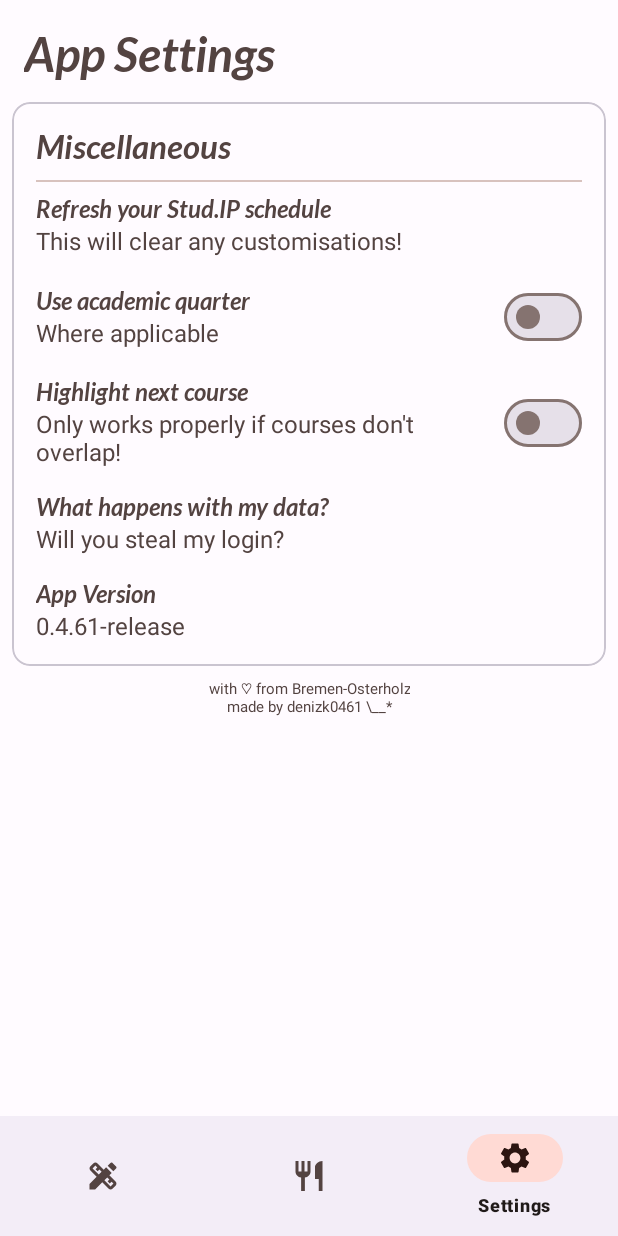
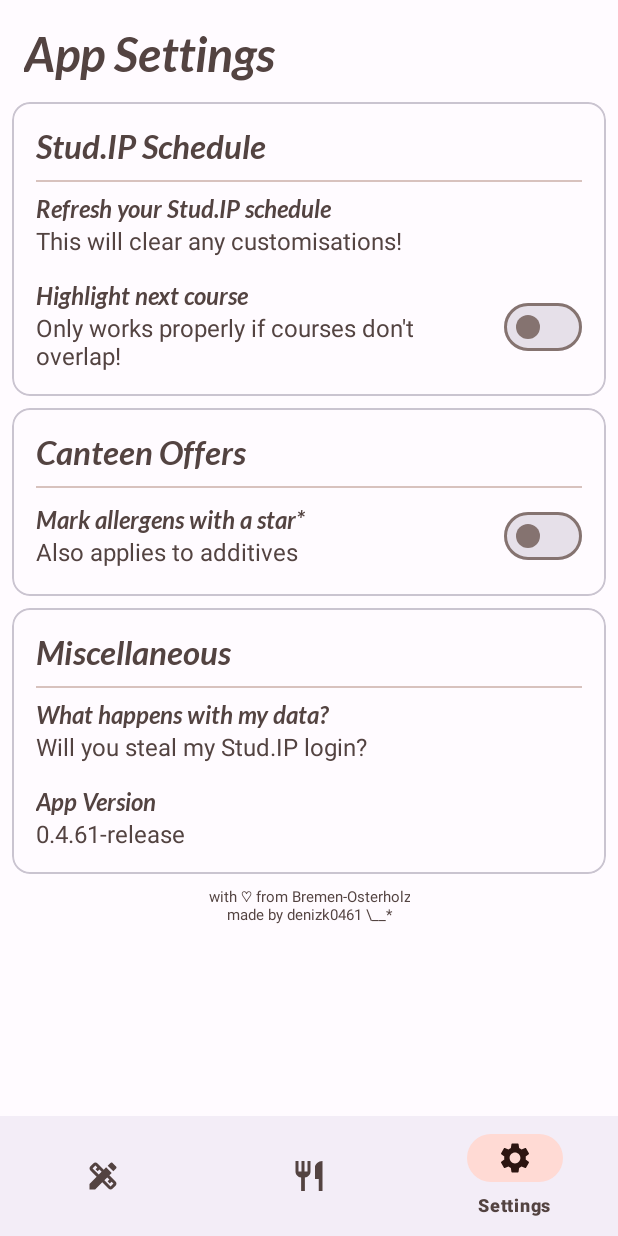
Before and after one commit to denizk0461/weserplaner, an Android app: the screen it shows after launch (MainActivity), item 3 of the bottom bar chosen, on a phone screen of 412 x 824 dp. Run offline under Robolectric (Android 15) with nearby library versions, the phone set to English and light mode, and no system bars; our stand-ins replace Room's generated code.

Commit message:
Added colour to StudIPEvent.kt to implement at a later date in an effort to prepare the app for release without needing to migrate (= nuke) the database once the functionality will be implemented

```diff
--- a/app/src/main/java/com/denizk0461/studip/db/AppDatabase.kt
+++ b/app/src/main/java/com/denizk0461/studip/db/AppDatabase.kt
@@ -17,7 +17,7 @@ import com.denizk0461.studip.model.*
         OfferCategory::class,
         OfferItem::class
     ],
-    version = 11,
+    version = 12,
 )
 abstract class AppDatabase : RoomDatabase() {
 
--- /dev/null
+++ b/app/src/main/java/com/denizk0461/studip/model/StudIPColour.kt
@@ -0,0 +1,26 @@
+package com.denizk0461.studip.model
+
+import com.denizk0461.studip.R
+
+/**
+ * Enumeration used to save and apply custom colours to Stud.IP events.
+ * TODO finish implementation
+ *
+ * @param colourId  resource ID of the colour
+ */
+enum class StudIPColour(val colourId: Int) {
+
+    DEFAULT(R.attr.scheduleColorDefault);
+
+    companion object {
+
+        /**
+         * Retrieve a StudIPColour object by its ordinal.
+         *
+         * @param ordinal   numeric position of the colour in the enumeration
+         * @return          enum object
+         */
+        fun getEnumValue(ordinal: Int): StudIPColour =
+            StudIPColour.values()[ordinal]
+    }
+}
--- a/app/src/main/java/com/denizk0461/studip/model/StudIPEvent.kt
+++ b/app/src/main/java/com/denizk0461/studip/model/StudIPEvent.kt
@@ -24,7 +24,7 @@ data class StudIPEvent(
     val day: Int,
     val timeslotStart: String,
     val timeslotEnd: String,
-    val colour: String = "000000",
+    val colour: Int = 0,
 ) {
 
     /**
--- a/app/src/main/res/layout/content_main.xml
+++ b/app/src/main/res/layout/content_main.xml
@@ -43,6 +43,7 @@
         android:layout_height="wrap_content"
         app:menu="@menu/nav_view_items"
         app:labelVisibilityMode="selected"
+        app:itemTextColor="?attr/colorOnSurfaceVariant"
         app:layout_constraintBottom_toBottomOf="parent"
         app:layout_constraintStart_toStartOf="parent"
         app:layout_constraintEnd_toEndOf="parent"/>
--- a/app/src/main/res/layout/fragment_settings.xml
+++ b/app/src/main/res/layout/fragment_settings.xml
@@ -11,6 +11,7 @@
         android:layout_height="match_parent"
         android:orientation="vertical">
 
+        <!-- Stud.IP schedule settings -->
         <com.google.android.material.card.MaterialCardView
             android:layout_width="match_parent"
             android:layout_height="wrap_content"
@@ -30,7 +31,7 @@
                     android:layout_marginBottom="8dp"
                     android:textSize="22sp"
                     android:fontFamily="@font/lato_bolditalic"
-                    android:text="@string/settings_misc"
+                    android:text="@string/settings_schedule"
                     android:layout_marginTop="16dp"
                     android:layout_marginHorizontal="16dp"/>
 
@@ -40,7 +41,7 @@
                     android:layout_height="wrap_content"
                     android:layout_marginHorizontal="16dp"/>
 
-                <!-- App version -->
+                <!-- Refresh schedule -->
                 <androidx.appcompat.widget.LinearLayoutCompat
                     android:id="@+id/button_refresh_schedule"
                     android:layout_width="match_parent"
@@ -66,49 +67,6 @@
                         android:text="@string/refresh_schedule_subtitle"/>
 
                 </androidx.appcompat.widget.LinearLayoutCompat>
-
-                <!-- Academic quarter -->
-                <androidx.constraintlayout.widget.ConstraintLayout
-                    android:id="@+id/layout_quarter"
-                    android:layout_width="match_parent"
-                    android:layout_height="wrap_content"
-                    android:paddingHorizontal="16dp"
-                    android:paddingVertical="8dp">
-
-                    <androidx.appcompat.widget.LinearLayoutCompat
-                        android:layout_width="0dp"
-                        android:layout_height="wrap_content"
-                        android:orientation="vertical"
-                        app:layout_constraintTop_toTopOf="parent"
-                        app:layout_constraintStart_toStartOf="parent"
-                        app:layout_constraintBottom_toBottomOf="parent"
-                        app:layout_constraintEnd_toStartOf="@+id/switch_quarter"
-                        android:layout_marginEnd="8dp">
-
-                        <TextView
-                            android:layout_width="wrap_content"
-                            android:layout_height="wrap_content"
-                            android:textSize="16sp"
-                            android:fontFamily="@font/lato_bolditalic"
-                            android:text="@string/settings_quarter_title"/>
-
-                        <TextView
-                            android:layout_width="wrap_content"
-                            android:layout_height="wrap_content"
-                            android:textSize="16sp"
-                            android:text="@string/settings_quarter_subtitle"/>
-
-                    </androidx.appcompat.widget.LinearLayoutCompat>
-
-                    <com.google.android.material.materialswitch.MaterialSwitch
-                        android:id="@+id/switch_quarter"
-                        android:layout_width="wrap_content"
-                        android:layout_height="wrap_content"
-                        app:layout_constraintTop_toTopOf="parent"
-                        app:layout_constraintEnd_toEndOf="parent"
-                        app:layout_constraintBottom_toBottomOf="parent"/>
-
-                </androidx.constraintlayout.widget.ConstraintLayout>
 
                 <!-- Highlight course -->
                 <androidx.constraintlayout.widget.ConstraintLayout
@@ -152,6 +110,117 @@
                         app:layout_constraintBottom_toBottomOf="parent"/>
 
                 </androidx.constraintlayout.widget.ConstraintLayout>
+
+            </androidx.appcompat.widget.LinearLayoutCompat>
+
+        </com.google.android.material.card.MaterialCardView>
+
+        <!-- canteen settings -->
+        <com.google.android.material.card.MaterialCardView
+            android:layout_width="match_parent"
+            android:layout_height="wrap_content"
+            android:layout_marginHorizontal="8dp"
+            android:layout_marginVertical="4dp"
+            style="@style/Widget.Material3.CardView.Outlined">
+
+            <androidx.appcompat.widget.LinearLayoutCompat
+                android:layout_width="match_parent"
+                android:layout_height="wrap_content"
+                android:orientation="vertical"
+                android:paddingBottom="8dp">
+
+                <TextView
+                    android:layout_width="wrap_content"
+                    android:layout_height="wrap_content"
+                    android:layout_marginBottom="8dp"
+                    android:textSize="22sp"
+                    android:fontFamily="@font/lato_bolditalic"
+                    android:text="@string/settings_canteen"
+                    android:layout_marginTop="16dp"
+                    android:layout_marginHorizontal="16dp"/>
+
+                <com.google.android.material.divider.MaterialDivider
+                    style="@style/DividerTheme"
+                    android:layout_width="match_parent"
+                    android:layout_height="wrap_content"
+                    android:layout_marginHorizontal="16dp"/>
+
+                <!-- Allergens -->
+                <androidx.constraintlayout.widget.ConstraintLayout
+                    android:id="@+id/layout_allergens"
+                    android:layout_width="match_parent"
+                    android:layout_height="wrap_content"
+                    android:paddingHorizontal="16dp"
+                    android:paddingVertical="8dp">
+
+                    <androidx.appcompat.widget.LinearLayoutCompat
+                        android:layout_width="0dp"
+                        android:layout_height="wrap_content"
+                        android:orientation="vertical"
+                        app:layout_constraintTop_toTopOf="parent"
+                        app:layout_constraintStart_toStartOf="parent"
+                        app:layout_constraintBottom_toBottomOf="parent"
+                        app:layout_constraintEnd_toStartOf="@+id/switch_allergens"
+                        android:layout_marginEnd="8dp">
+
+                        <TextView
+                            android:layout_width="wrap_content"
+                            android:layout_height="wrap_content"
+                            android:textSize="16sp"
+                            android:fontFamily="@font/lato_bolditalic"
+                            android:text="@string/settings_allergens_title"/>
+
+                        <TextView
+                            android:layout_width="wrap_content"
+                            android:layout_height="wrap_content"
+                            android:textSize="16sp"
+                            android:text="@string/settings_allergens_subtitle"/>
+
+                    </androidx.appcompat.widget.LinearLayoutCompat>
+
+                    <com.google.android.material.materialswitch.MaterialSwitch
+                        android:id="@+id/switch_allergens"
+                        android:layout_width="wrap_content"
+                        android:layout_height="wrap_content"
+                        app:layout_constraintTop_toTopOf="parent"
+                        app:layout_constraintEnd_toEndOf="parent"
+                        app:layout_constraintBottom_toBottomOf="parent"/>
+
+                </androidx.constraintlayout.widget.ConstraintLayout>
+
+            </androidx.appcompat.widget.LinearLayoutCompat>
+
+        </com.google.android.material.card.MaterialCardView>
+
+        <!-- miscellaneous settings -->
+        <com.google.android.material.card.MaterialCardView
+            android:layout_width="match_parent"
+            android:layout_height="wrap_content"
+            android:layout_marginHorizontal="8dp"
+            android:layout_marginVertical="4dp"
+            style="@style/Widget.Material3.CardView.Outlined">
+
+            <androidx.appcompat.widget.LinearLayoutCompat
+                android:layout_width="match_parent"
+                android:layout_height="wrap_content"
+                android:orientation="vertical"
+                android:paddingBottom="8dp">
+
+                <TextView
+                    android:layout_width="wrap_content"
+                    android:layout_height="wrap_content"
+                    android:layout_marginBottom="8dp"
+                    android:textSize="22sp"
+                    android:fontFamily="@font/lato_bolditalic"
+                    android:text="@string/settings_misc"
+                    android:layout_marginTop="16dp"
+                    android:layout_marginHorizontal="16dp"/>
+
+                <com.google.android.material.divider.MaterialDivider
+                    style="@style/DividerTheme"
+                    android:layout_width="match_parent"
+                    android:layout_height="wrap_content"
+                    android:layout_marginHorizontal="16dp"/>
 
                 <!-- Data handling -->
                 <androidx.appcompat.widget.LinearLayoutCompat
--- a/app/src/main/res/values-night/themes.xml
+++ b/app/src/main/res/values-night/themes.xml
@@ -29,6 +29,10 @@
         <item name="colorPrimaryInverse">@color/md_theme_dark_inversePrimary</item>
 
         <item name="android:textColor">@color/md_theme_dark_onSurfaceVariant</item>
+        <item name="android:scrollbarThumbVertical">@color/md_theme_dark_onSurfaceVariant</item>
+
+        <!-- is this correct? -->
+        <item name="scheduleColorDefault">@color/md_theme_light_background</item>
     </style>
 
     <style name="DividerTheme" parent="Widget.Material3.MaterialDivider">
--- a/app/src/main/res/values/attrs.xml
+++ b/app/src/main/res/values/attrs.xml
@@ -1,14 +1,4 @@
 <?xml version="1.0" encoding="utf-8"?>
 <resources>
-    <attr name="colorNavHighlight" format="color" />
-    <attr name="colorPrimaryOnContrast" format="color" />
-    <attr name="colorPrimary" format="color" />
-    <attr name="colorPrimaryTranslucent" format="color" />
-    <attr name="colorOnPrimary" format="color" />
-    <attr name="colorText" format="color" />
-    <attr name="colorTextHint" format="color" />
-    <attr name="colorTextHintLighter" format="color" />
-    <attr name="colorBackground" format="color" />
-    <attr name="colorCardBackground" format="color" />
-    <attr name="colorSwitchTrack" format="color" />
+    <attr name="scheduleColorDefault" type="color"/>
 </resources>
--- a/app/src/main/res/values/strings.xml
+++ b/app/src/main/res/values/strings.xml
@@ -87,16 +87,20 @@
     <string name="toast_fetch_finished">Your schedule has been refreshed!</string>
 
     <string name="settings_general">General</string>
+    <string name="settings_schedule">Stud.IP Schedule</string>
+    <string name="settings_canteen">Canteen Offers</string>
     <string name="settings_misc">Miscellaneous</string>
 
     <string name="refresh_schedule_title">Refresh your Stud.IP schedule</string>
     <string name="refresh_schedule_subtitle">This will clear any customisations!</string>
+    <string name="settings_highlight_title">Highlight next course</string>
+    <string name="settings_highlight_subtitle">Only works properly if courses don\'t overlap!</string>
     <string name="settings_quarter_title">Use academic quarter</string>
     <string name="settings_quarter_subtitle">Where applicable</string>
-    <string name="settings_highlight_title">Highlight next course</string>
-    <string name="settings_highlight_subtitle">Only works properly if courses don\'t overlap!</string>
+    <string name="settings_allergens_title">Mark allergens with a star*</string>
+    <string name="settings_allergens_subtitle">Also applies to additives</string>
     <string name="settings_data_title">What happens with my data?</string>
-    <string name="settings_data_subtitle">Will you steal my login?</string>
+    <string name="settings_data_subtitle">Will you steal my Stud.IP login?</string>
     <string name="settings_app_version">App Version</string>
 
     <string name="with_love">with ♡️ from Bremen-Osterholz\nmade by denizk0461 \\__*</string>
--- a/app/src/main/res/values/themes.xml
+++ b/app/src/main/res/values/themes.xml
@@ -29,6 +29,10 @@
         <item name="colorPrimaryInverse">@color/md_theme_light_inversePrimary</item>
 
         <item name="android:textColor">@color/md_theme_light_onSurfaceVariant</item>
+        <item name="android:scrollbarThumbVertical">@color/md_theme_light_onSurfaceVariant</item>
+
+        <!-- is this correct? -->
+        <item name="scheduleColorDefault">@color/md_theme_dark_background</item>
     </style>
 
     <style name="Theme.StudIPTimetable" parent="Base.Theme.StudIPTimetable" />
```
Also changed, not shown: 1 other file.
